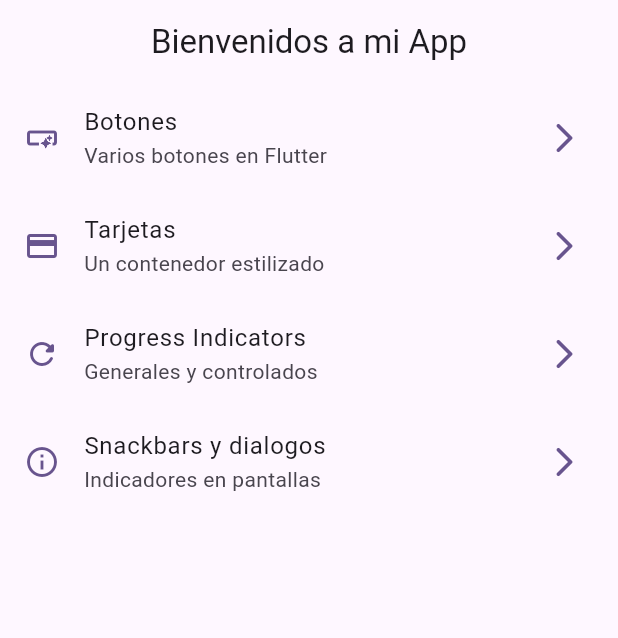
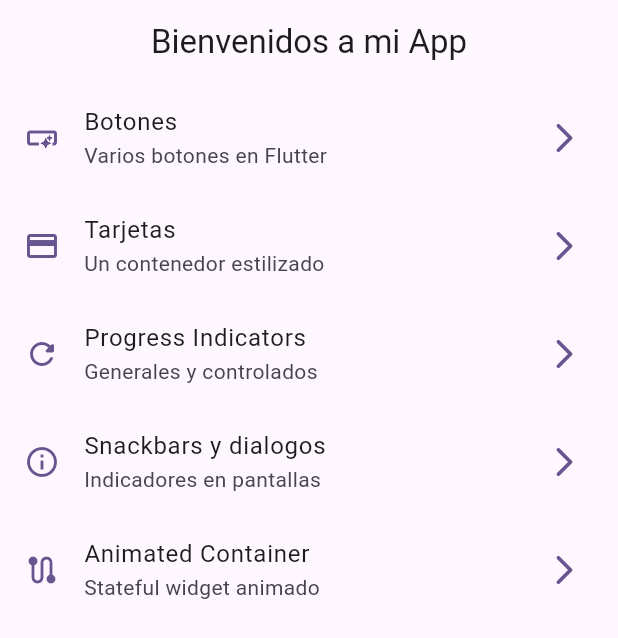
Before and after one commit to Francisco-V98/widgets_app, a Flutter app: the screen it shows after launch, on a phone screen of 412 x 824 dp. Shown: the top 638 px of the screen. Run offline on Flutter 3.47's test engine with Material 3 defaults, Android fonts, the phone set to English and light mode, and no system bars; our stand-ins replace go_router.

Commit message:
139 - pantalla animated container, FloatingButton and AnimatedContainer

```diff
--- a/lib/config/manu/menu_items.dart
+++ b/lib/config/manu/menu_items.dart
@@ -44,4 +44,11 @@ const appMenuItems = <MenuItem>[
     icon: Icons.info_outline
   ),
 
+  MenuItem(
+    title: 'Animated Container',
+    subTitle: 'Stateful widget animado',
+    link: '/animated',
+    icon: Icons.route_rounded
+  ),
+
 ];
--- a/lib/config/router/app_router.dart
+++ b/lib/config/router/app_router.dart
@@ -35,6 +35,12 @@ final appRouter = GoRouter(
       builder: (context, state) => const SnackbarScreen(),
     ),
 
+    GoRoute(
+      path: '/animated',
+      name: AnimateScreen.name,
+      builder: (context, state) => const AnimateScreen(),
+    ),
+
 
   ]
 );
```
Also changed, not shown: lib/presentation/screens/animated/animated_screen.dart (+25 -1 lines).
